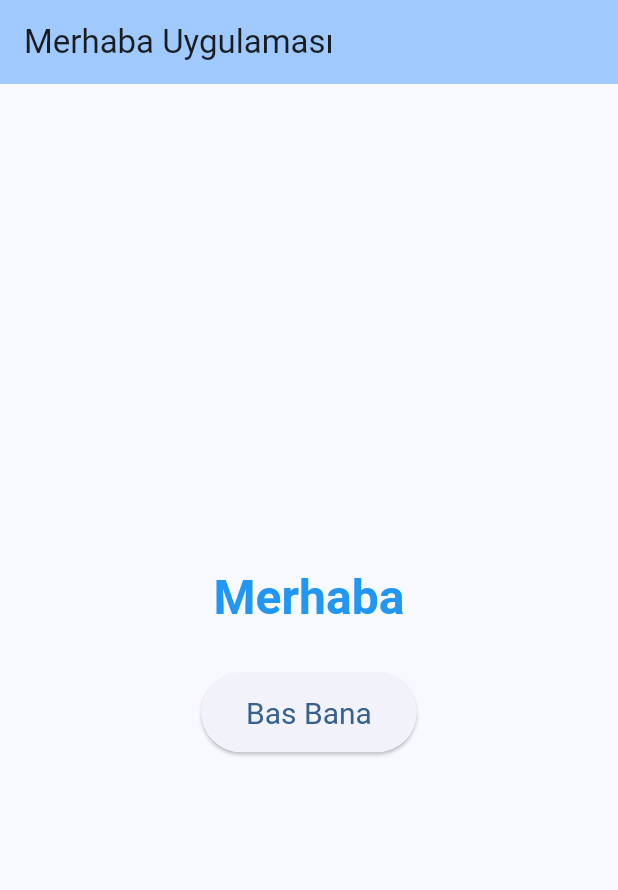
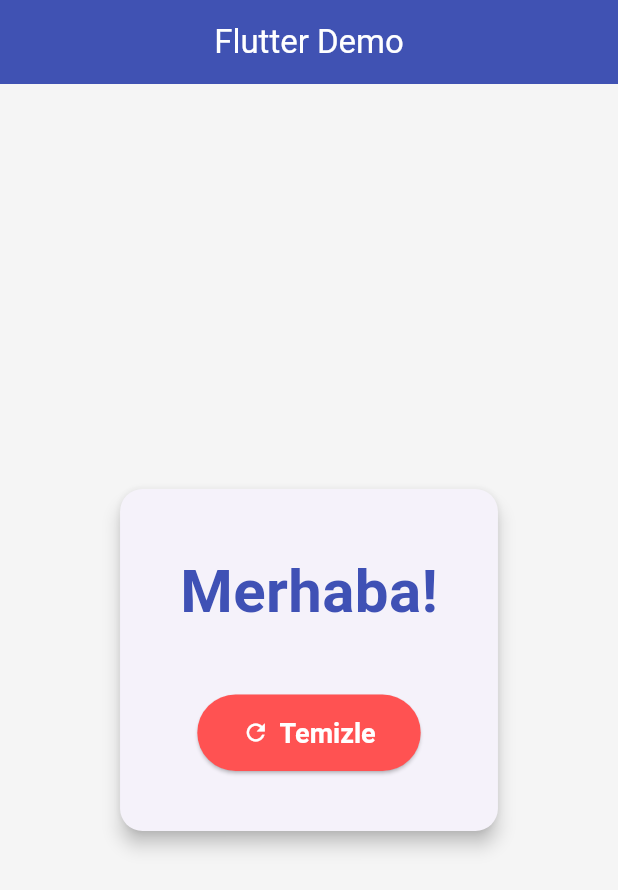
Before and after one commit to could-ai/019adfdf-5d35-7b25-8e95-20f300f5d338, a Flutter app: the screen it shows after launch, after a tap on "Bas Bana", on a phone screen of 412 x 824 dp. Shown: the top 890 px of the screen. Run offline on Flutter 3.47's test engine with Material 3 defaults, Android fonts, the phone set to English and light mode, and no system bars.

Commit message:
React benzeri modern bir UI hissi vermek için arayüz güncellendi. 'Bas Bana' butonu artık durumu değiştiriyor (toggle) ve 'Merhaba' yazısı animasyonlu bir şekilde görünüp kayboluyor. Kart yapısı ve modern renkler eklendi.

```diff
--- a/usr/lib/main.dart
+++ b/usr/lib/main.dart
@@ -13,7 +13,7 @@ class MyApp extends StatelessWidget {
       title: 'Merhaba Uygulaması',
       debugShowCheckedModeBanner: false,
       theme: ThemeData(
-        colorScheme: ColorScheme.fromSeed(seedColor: Colors.blue),
+        colorScheme: ColorScheme.fromSeed(seedColor: Colors.indigo),
         useMaterial3: true,
       ),
       initialRoute: '/',
@@ -32,46 +32,72 @@ class MyHomePage extends StatefulWidget {
 }
 
 class _MyHomePageState extends State<MyHomePage> {
-  // Ekranda gösterilecek mesajı tutan değişken
   String _message = "";
+  bool _isVisible = false;
 
-  // Butona basıldığında çalışacak fonksiyon
-  void _showMessage() {
+  void _toggleMessage() {
     setState(() {
-      _message = "Merhaba";
+      if (_isVisible) {
+        _message = "";
+        _isVisible = false;
+      } else {
+        _message = "Merhaba!";
+        _isVisible = true;
+      }
     });
   }
 
   @override
   Widget build(BuildContext context) {
     return Scaffold(
+      backgroundColor: Colors.grey[100],
       appBar: AppBar(
-        backgroundColor: Theme.of(context).colorScheme.inversePrimary,
-        title: const Text('Merhaba Uygulaması'),
+        backgroundColor: Colors.indigo,
+        title: const Text('Flutter Demo', style: TextStyle(color: Colors.white)),
+        centerTitle: true,
+        elevation: 2,
       ),
       body: Center(
+        child: Card(
+          elevation: 5,
+          margin: const EdgeInsets.all(20),
+          shape: RoundedRectangleBorder(borderRadius: BorderRadius.circular(15)),
+          child: Padding(
+            padding: const EdgeInsets.all(40.0),
             child: Column(
+              mainAxisSize: MainAxisSize.min,
               mainAxisAlignment: MainAxisAlignment.center,
               children: <Widget>[
-            // Mesajın gösterileceği metin alanı
-            Text(
-              _message,
-              style: Theme.of(context).textTheme.headlineLarge?.copyWith(
-                color: Colors.blue,
+                AnimatedOpacity(
+                  opacity: _isVisible ? 1.0 : 0.0,
+                  duration: const Duration(milliseconds: 500),
+                  child: Text(
+                    _message.isEmpty ? " " : _message,
+                    style: const TextStyle(
+                      fontSize: 40,
                       fontWeight: FontWeight.bold,
+                      color: Colors.indigo,
                     ),
                   ),
-            const SizedBox(height: 30), // Boşluk bırakmak için
-            // Tıklanacak buton
-            ElevatedButton(
-              onPressed: _showMessage,
+                ),
+                const SizedBox(height: 40),
+                ElevatedButton.icon(
+                  onPressed: _toggleMessage,
+                  icon: Icon(_isVisible ? Icons.refresh : Icons.touch_app),
+                  label: Text(_isVisible ? 'Temizle' : 'Bas Bana'),
                   style: ElevatedButton.styleFrom(
+                    backgroundColor: _isVisible ? Colors.redAccent : Colors.indigo,
+                    foregroundColor: Colors.white,
                     padding: const EdgeInsets.symmetric(horizontal: 30, vertical: 15),
-                textStyle: const TextStyle(fontSize: 20),
+                    textStyle: const TextStyle(fontSize: 18, fontWeight: FontWeight.bold),
+                    shape: RoundedRectangleBorder(
+                      borderRadius: BorderRadius.circular(30),
                     ),
-              child: const Text('Bas Bana'),
+                  ),
                 ),
               ],
+            ),
+          ),
         ),
       ),
     );
```
Lines whose indentation alone changed are shown as unchanged.
